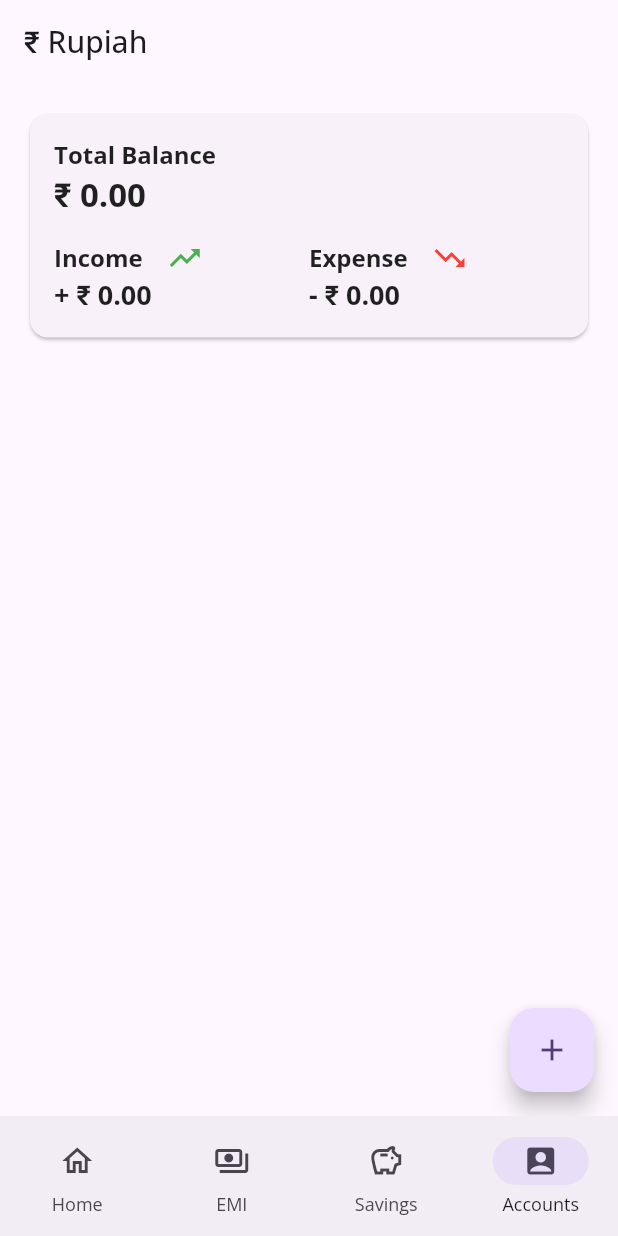
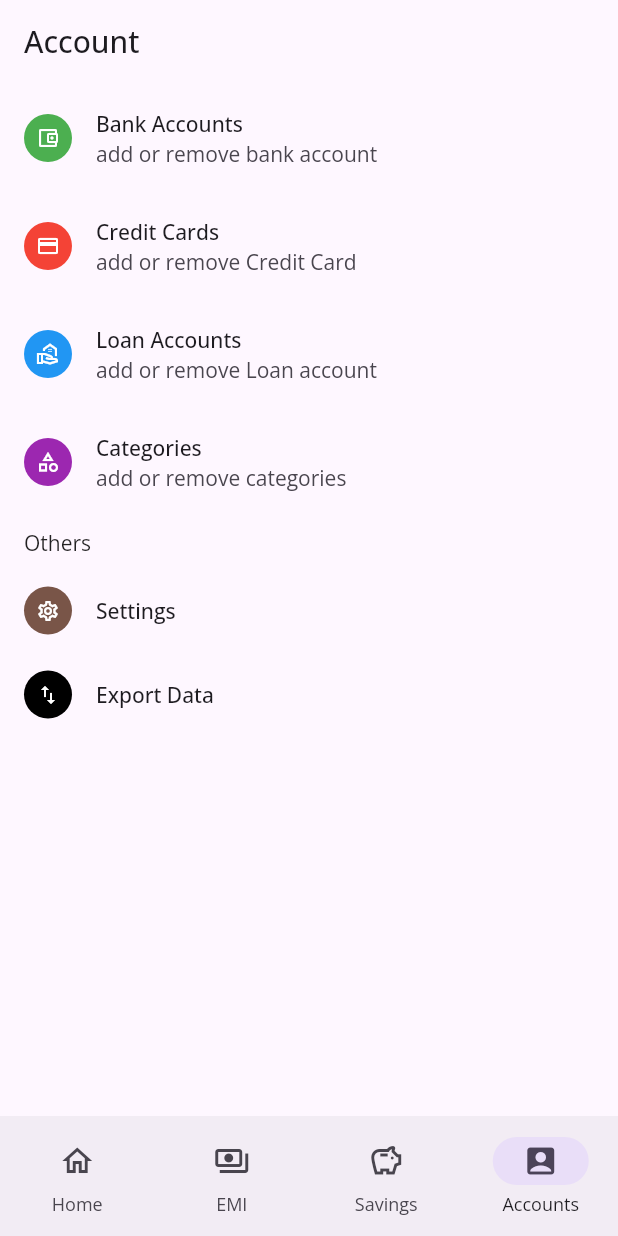
Before and after one commit to leo-elstin/rupiah, a Flutter app: the screen it shows after launch, item 4 of the bottom bar chosen, on a phone screen of 412 x 824 dp. Run offline on Flutter 3.47's test engine with Material 2 defaults, Android fonts, the phone set to English and light mode, and no system bars; our stand-ins replace currency_text_input_formatter, drift, flutter_riverpod, go_router, google_fonts, jiffy; missing offline and left inert: drift_db_viewer; accounts and stored records are empty; generated files the repository leaves out were written again.

Commit message:
account list updated expense table to support account

```diff
--- a/lib/main.dart
+++ b/lib/main.dart
@@ -1,4 +1,4 @@
-import 'package:expense_kit/view/home/home.dart';
+import 'package:expense_kit/view/router.dart';
 import 'package:flutter/material.dart';
 import 'package:flutter_riverpod/flutter_riverpod.dart';
 import 'package:google_fonts/google_fonts.dart';
@@ -14,8 +14,9 @@ class MyApp extends StatelessWidget {
   @override
   Widget build(BuildContext context) {
     final textTheme = Theme.of(context).textTheme;
-    return MaterialApp(
+    return MaterialApp.router(
       title: 'ExpenseKit',
+      debugShowCheckedModeBanner: false,
       theme: ThemeData(
         colorScheme: ColorScheme.fromSeed(
           seedColor: Colors.deepPurple,
@@ -24,7 +25,7 @@ class MyApp extends StatelessWidget {
         useMaterial3: true,
         textTheme: GoogleFonts.openSansTextTheme(textTheme),
       ),
-      home: const Home(),
+      routerConfig: router,
     );
   }
 }
--- /dev/null
+++ b/lib/model/database/tables/account.dart
@@ -0,0 +1,13 @@
+import 'package:drift/drift.dart';
+
+class Account extends Table {
+  IntColumn get id => integer().autoIncrement()();
+
+  TextColumn get accountName => text()();
+
+  TextColumn get description => text().nullable()();
+
+  TextColumn get colorCode => text().nullable()();
+
+  TextColumn get iconCode => text().nullable()();
+}
--- /dev/null
+++ b/lib/view/account/account_view.dart
@@ -0,0 +1,129 @@
+import 'package:expense_kit/view/account/account_list.dart';
+import 'package:flutter/material.dart';
+import 'package:go_router/go_router.dart';
+
+class AccountView extends StatefulWidget {
+  const AccountView({super.key});
+
+  @override
+  State<AccountView> createState() => _AccountViewState();
+}
+
+class _AccountViewState extends State<AccountView> {
+  @override
+  Widget build(BuildContext context) {
+    return Scaffold(
+      appBar: AppBar(
+        title: const Text('Account'),
+      ),
+      body: ListView(
+        children: [
+          ListTile(
+            leading: Container(
+              padding: const EdgeInsets.all(8),
+              decoration: const BoxDecoration(
+                shape: BoxShape.circle,
+                color: Colors.green,
+              ),
+              child: const Icon(
+                Icons.account_balance_wallet_outlined,
+                color: Colors.white,
+                size: 16,
+              ),
+            ),
+            title: const Text('Bank Accounts'),
+            subtitle: const Text('add or remove bank account'),
+            onTap: () => context.push(AccountsList.route),
+          ),
+          ListTile(
+            title: const Text('Credit Cards'),
+            leading: Container(
+              padding: const EdgeInsets.all(8),
+              decoration: const BoxDecoration(
+                shape: BoxShape.circle,
+                color: Colors.red,
+              ),
+              child: const Icon(
+                Icons.credit_card_outlined,
+                color: Colors.white,
+                size: 16,
+              ),
+            ),
+            subtitle: const Text('add or remove Credit Card'),
+            onTap: () {},
+          ),
+          ListTile(
+            title: const Text('Loan Accounts'),
+            leading: Container(
+              padding: const EdgeInsets.all(8),
+              decoration: const BoxDecoration(
+                shape: BoxShape.circle,
+                color: Colors.blue,
+              ),
+              child: const Icon(
+                Icons.real_estate_agent_outlined,
+                color: Colors.white,
+                size: 16,
+              ),
+            ),
+            subtitle: const Text('add or remove Loan account'),
+            onTap: () {},
+          ),
+          ListTile(
+            title: const Text('Categories'),
+            leading: Container(
+              padding: const EdgeInsets.all(8),
+              decoration: const BoxDecoration(
+                shape: BoxShape.circle,
+                color: Colors.purple,
+              ),
+              child: const Icon(
+                Icons.category_outlined,
+                color: Colors.white,
+                size: 16,
+              ),
+            ),
+            subtitle: const Text('add or remove categories'),
+            onTap: () {},
+          ),
+          const Padding(
+            padding: EdgeInsets.symmetric(horizontal: 16, vertical: 8),
+            child: Text('Others'),
+          ),
+          ListTile(
+            title: const Text('Settings'),
+            leading: Container(
+              padding: const EdgeInsets.all(8),
+              decoration: const BoxDecoration(
+                shape: BoxShape.circle,
+                color: Colors.brown,
+              ),
+              child: const Icon(
+                Icons.settings_outlined,
+                color: Colors.white,
+                size: 16,
+              ),
+            ),
+            onTap: () {},
+          ),
+          ListTile(
+            title: const Text('Export Data'),
+            leading: Container(
+              padding: const EdgeInsets.all(8),
+              decoration: const BoxDecoration(
+                shape: BoxShape.circle,
+                color: Colors.black,
+              ),
+              child: const Icon(
+                Icons.import_export_outlined,
+                color: Colors.white,
+                size: 16,
+              ),
+            ),
+            onTap: () {},
+          ),
+        ],
+      ),
+    );
+  }
+}
--- a/lib/view/emi/emi_view.dart
+++ b/lib/view/emi/emi_view.dart
@@ -44,7 +44,7 @@ class _EMIViewState extends ConsumerState<EMIView> {
           ),
         ],
       ),
-      floatingActionButton: FloatingActionButton(
+      floatingActionButton: FloatingActionButton.small(
         onPressed: () => context.push(page: const AddEMI()),
         child: const Icon(Icons.add),
       ),
--- a/lib/view/expense/balance_card.dart
+++ b/lib/view/expense/balance_card.dart
@@ -18,7 +18,7 @@ class BalanceCard extends ConsumerWidget {
   Widget build(BuildContext context, WidgetRef ref) {
     final ExpenseCardEntity value = ref.watch(expenseCardState);
     return Padding(
-      padding: const EdgeInsets.all(16.0),
+      padding: const EdgeInsets.all(8.0),
       child: Card(
         child: Container(
           padding: const EdgeInsets.all(16),
--- a/lib/view/expense/expense_view.dart
+++ b/lib/view/expense/expense_view.dart
@@ -16,7 +16,7 @@ class ExpenseView extends StatelessWidget {
       appBar: AppBar(
         title: Text('$currencySymbol Rupiah'),
       ),
-      floatingActionButton: FloatingActionButton(
+      floatingActionButton: FloatingActionButton.small(
         onPressed: () => context.push(page: const AddExpense()),
         child: const Icon(Icons.add),
       ),
--- a/lib/view/home/home.dart
+++ b/lib/view/home/home.dart
@@ -1,3 +1,4 @@
+import 'package:expense_kit/view/account/account_view.dart';
 import 'package:expense_kit/view/emi/emi_view.dart';
 import 'package:expense_kit/view/expense/expense_view.dart';
 import 'package:flutter/material.dart';
@@ -32,7 +33,7 @@ class _HomeState extends State<Home> {
           } else if (index == 2) {
             view = const ExpenseView();
           } else if (index == 3) {
-            view = const ExpenseView();
+            view = const AccountView();
           }
           setState(() {
             currentIndex = index;
--- /dev/null
+++ b/lib/view/router.dart
@@ -0,0 +1,21 @@
+import 'package:expense_kit/view/account/account_list.dart';
+import 'package:expense_kit/view/account/add_account.dart';
+import 'package:expense_kit/view/home/home.dart';
+import 'package:go_router/go_router.dart';
+
+final router = GoRouter(
+  routes: [
+    GoRoute(
+      path: '/',
+      builder: (context, state) => const Home(),
+    ),
+    GoRoute(
+      path: AddAccount.route,
+      builder: (context, state) => const AddAccount(),
+    ),
+    GoRoute(
+      path: AccountsList.route,
+      builder: (context, state) => const AccountsList(),
+    ),
+  ],
+);
--- a/pubspec.yaml
+++ b/pubspec.yaml
@@ -49,6 +49,7 @@ dependencies:
   sqlite3_flutter_libs: ^0.5.0
   path_provider: ^2.0.0
   path: ^1.8.3
+  go_router: ^11.1.4
 
 dev_dependencies:
   flutter_test:
```
Also changed, not shown: lib/model/database/tables/category.dart (added, +13 -0 lines), lib/model/database/tables/expense.dart (+8 -0 lines), lib/model/entity/expense_entity.dart (+10 -0 lines), lib/utils/currency_utils.dart (+8 -0 lines), lib/view/account/account_list.dart (added, +23 -0 lines), lib/view/account/add_account.dart (added, +64 -0 lines), lib/view/account/components/account_card.dart (added, +151 -0 lines), pubspec.lock.
